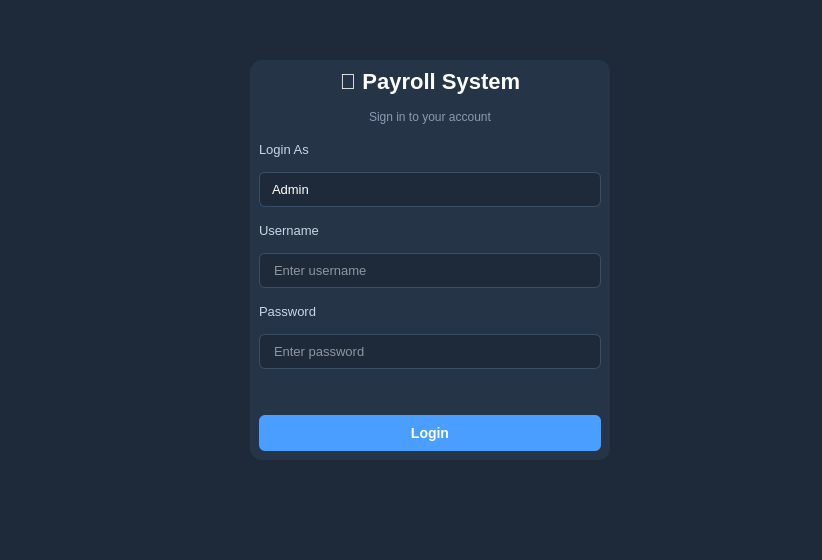
First picture: the form in ui/login.ui, repository myaowl/payroll-system, before the edit.
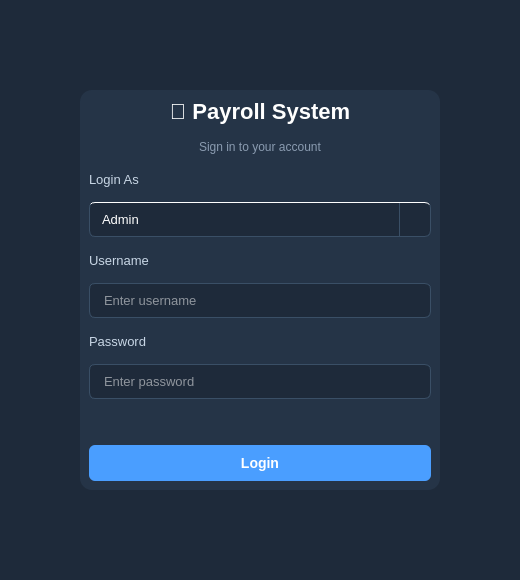
Second picture: the form after the edit.

```diff
--- a/ui/login.ui
+++ b/ui/login.ui
@@ -6,8 +6,8 @@
    <rect>
     <x>0</x>
     <y>0</y>
-    <width>822</width>
-    <height>560</height>
+    <width>520</width>
+    <height>580</height>
    </rect>
   </property>
   <property name="windowTitle">
@@ -17,54 +17,49 @@
    <string>
     QMainWindow { background-color: #1e2a3a; }
     QWidget#centralwidget { background-color: #1e2a3a; }
-    QFrame#card {
-      background-color: #253447;
-      border-radius: 12px;
-    }
-    QLabel#title {
-      color: #ffffff;
-      font-size: 22px;
-      font-weight: bold;
-    }
-    QLabel#subtitle {
-      color: #8a9bb0;
-      font-size: 12px;
-    }
+    QFrame#card { background-color: #253447; border-radius: 12px; }
+    QLabel#title { color: #ffffff; font-size: 22px; font-weight: bold; }
+    QLabel#subtitle { color: #8a9bb0; font-size: 12px; }
     QLabel { color: #c8d6e5; font-size: 13px; }
     QLineEdit {
-      background-color: #1e2a3a;
-      border: 1px solid #3a4f66;
-      border-radius: 6px;
-      padding: 8px 12px;
-      color: #ffffff;
-      font-size: 13px;
+      background-color: #1e2a3a; border: 1px solid #3a4f66;
+      border-radius: 6px; padding: 8px 36px 8px 12px;
+      color: #ffffff; font-size: 13px;
     }
     QLineEdit:focus { border: 1px solid #4a9eff; }
     QPushButton#btnLogin {
-      background-color: #4a9eff;
-      color: #ffffff;
-      border: none;
-      border-radius: 6px;
-      font-size: 14px;
-      font-weight: bold;
-      padding: 10px;
+      background-color: #4a9eff; color: #ffffff; border: none;
+      border-radius: 6px; font-size: 14px; font-weight: bold; padding: 10px;
     }
     QPushButton#btnLogin:hover { background-color: #3a8ef0; }
     QPushButton#btnLogin:pressed { background-color: #2a7ee0; }
     QLabel#errorLabel { color: #ff5f5f; font-size: 12px; }
     QComboBox {
-      background-color: #1e2a3a;
-      border: 1px solid #3a4f66;
-      border-radius: 6px;
-      padding: 8px 12px;
-      color: #ffffff;
-      font-size: 13px;
+      background-color: #1e2a3a; border: 1px solid #3a4f66;
+      border-radius: 6px; padding: 8px 12px 8px 12px;
+      color: #ffffff; font-size: 13px;
     }
-    QComboBox::drop-down { border: none; }
+    QComboBox::drop-down {
+      subcontrol-origin: padding;
+      subcontrol-position: top right;
+      width: 30px;
+      border-left: 1px solid #3a4f66;
+      border-top-right-radius: 6px;
+      border-bottom-right-radius: 6px;
+    }
+    QComboBox::down-arrow {
+      image: none;
+      width: 0; height: 0;
+      border-left: 5px solid transparent;
+      border-right: 5px solid transparent;
+      border-top: 6px solid #8a9bb0;
+    }
+    QComboBox:hover::down-arrow  { border-top-color: #ffffff; }
     QComboBox QAbstractItemView {
-      background-color: #253447;
-      color: #ffffff;
+      background-color: #253447; color: #ffffff;
       selection-background-color: #4a9eff;
+      border: 1px solid #3a4f66; border-radius: 4px;
+      padding: 4px;
     }
    </string>
   </property>
@@ -72,8 +67,8 @@
    <widget class="QFrame" name="card">
     <property name="geometry">
      <rect>
-      <x>250</x>
-      <y>60</y>
+      <x>80</x>
+      <y>90</y>
       <width>360</width>
       <height>400</height>
      </rect>
```
Left out of the diff: 2 changed lines with no effect on the pictures.
